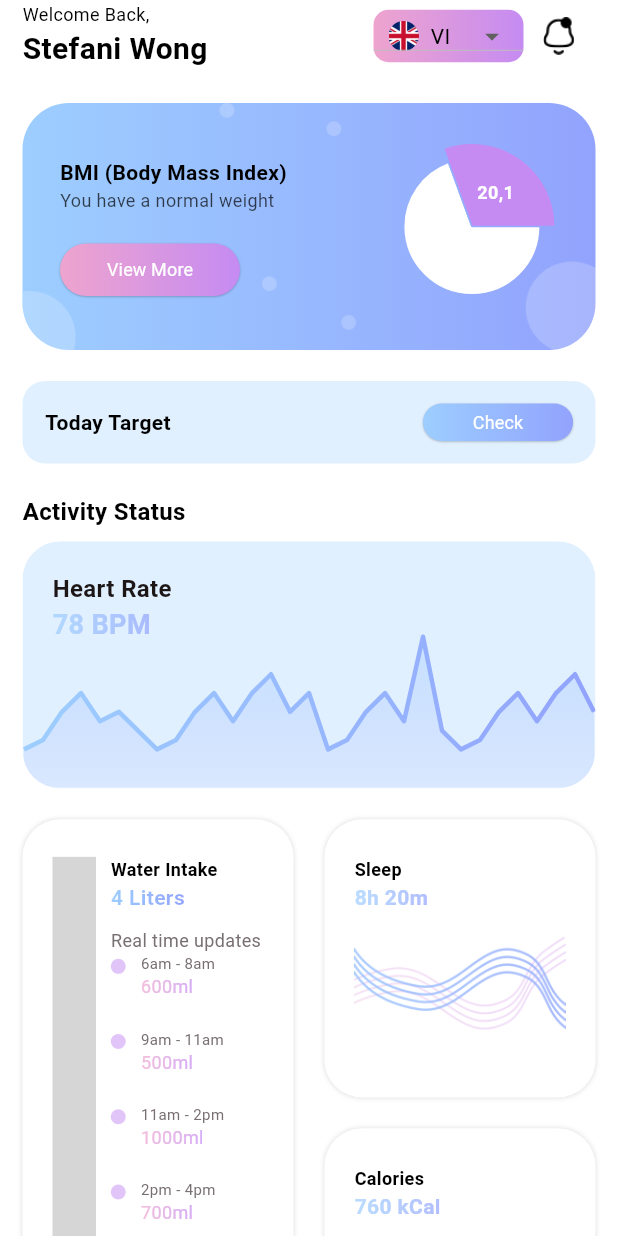
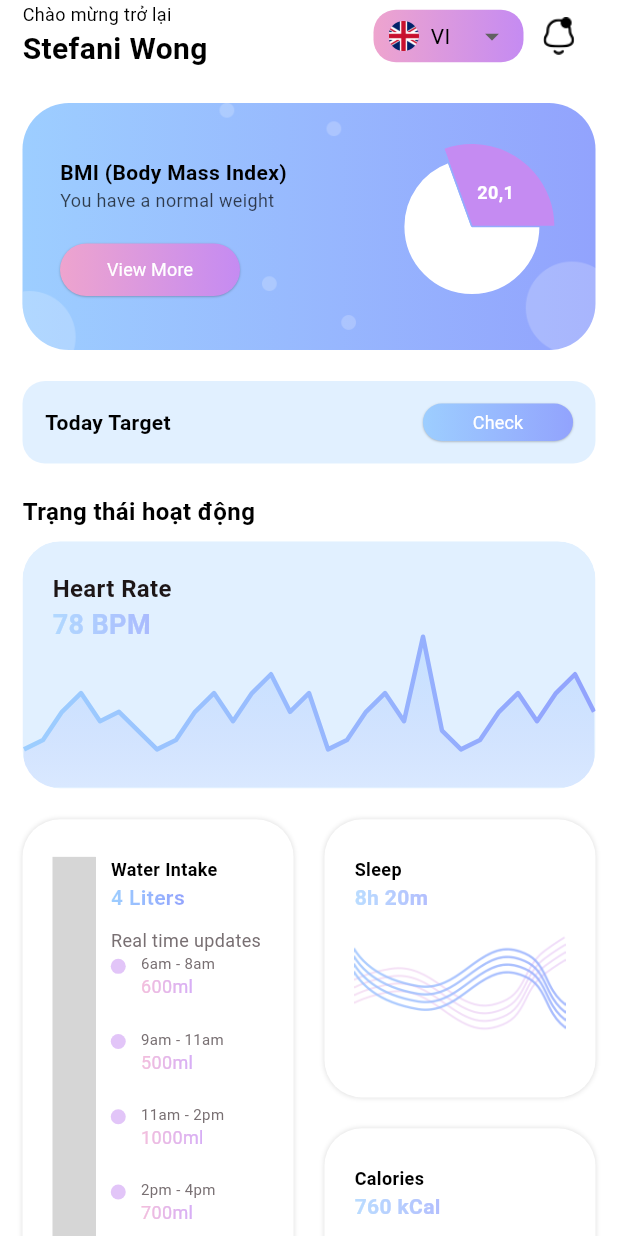
Before and after one commit to Vuonggba1403/smart_fitness_assistant, a Flutter app: the HomeView screen opened directly, on a phone screen of 412 x 824 dp. Run offline on Flutter 3.47's test engine with Material 3 defaults, Android fonts, the phone set to English and light mode, and no system bars; drawn by our look-alikes of dropdown_button2, fl_chart; our stand-ins replace animated_toggle_switch, bloc, carousel_slider, delightful_toast, flutter_bloc, get and 3 more; missing offline and left inert: dotted_dashed_line, simple_animation_progress_bar; accounts and stored records are empty; grey boxes are pictures that could not be loaded.

Commit message:
done localekey in onBoarding

```diff
--- a/lib/core/widgets/custom_drop_but.dart
+++ b/lib/core/widgets/custom_drop_but.dart
@@ -17,12 +17,13 @@ class CustomDropButtonUnder extends StatelessWidget {
   final String hint;
   final String? selectedValue;
   final ValueChanged<String?>? onChanged;
-
   @override
   Widget build(BuildContext context) {
     final theme = Theme.of(context);
 
-    return DropdownButton2<String>(
+    return DropdownButtonHideUnderline(
+      // THÊM DÒNG NÀY
+      child: DropdownButton2<String>(
         value: selectedValue,
         isExpanded: true,
         iconStyleData: const IconStyleData(
@@ -42,14 +43,14 @@ class CustomDropButtonUnder extends StatelessWidget {
           height: 35,
           width: 100,
           decoration: BoxDecoration(
-          borderRadius: BorderRadius.circular(10),
+            borderRadius: BorderRadius.circular(15),
             gradient: LinearGradient(colors: TColor.secondaryG),
           ),
           padding: const EdgeInsets.symmetric(horizontal: 10),
         ),
-      menuItemStyleData: MenuItemStyleData(
+        menuItemStyleData: const MenuItemStyleData(
           height: 35,
-        padding: const EdgeInsets.symmetric(horizontal: 10),
+          padding: EdgeInsets.symmetric(horizontal: 10),
         ),
         hint: Row(
           children: [
@@ -88,6 +89,7 @@ class CustomDropButtonUnder extends StatelessWidget {
           );
         }),
         onChanged: onChanged,
+      ),
     );
   }
 }
--- a/lib/locale/lang_en.dart
+++ b/lib/locale/lang_en.dart
@@ -1,9 +1,31 @@
+import 'package:flutter/cupertino.dart';
+
 import 'locale_key.dart';
 
 Map<String, String> enUs = {
   LocaleKey.language: 'EN',
   LocaleKey.appName: 'Smart Fitness',
+
+  //Select view
   LocaleKey.workoutTracker: 'Workout Tracker',
   LocaleKey.mealPlanner: 'Meal Planner',
   LocaleKey.sleepTracker: 'Sleep Tracker',
+
+  //Onboarding view
+  LocaleKey.textOnboarding: 'Everybody Can Train',
+  LocaleKey.titleOnBoarding1: 'Track Your Goal',
+  LocaleKey.titleOnBoarding2: 'Get Burn',
+  LocaleKey.titleOnBoarding3: 'Eat Well',
+  LocaleKey.titleOnBoarding4: 'Improve Sleep\nQuality',
+  LocaleKey.subtitleOnBoarding:
+      "Don't worry if you have trouble determining your goals, We can help you determine your goals and track your goals",
+  LocaleKey.subtitleOnBoarding2:
+      "Let’s keep burning, to achieve your goals. It hurts only temporarily — if you give up now, you will be in pain forever.",
+  LocaleKey.subtitleOnBoarding3:
+      "Let's start a healthy lifestyle with us. We can determine your diet every day — healthy eating is fun!",
+  LocaleKey.subtitleOnBoarding4:
+      "Improve your sleep quality with us. Good quality sleep brings a good mood in the morning.",
+  //Home View
+  LocaleKey.welCome: 'Welcome Back',
+  LocaleKey.activityStatus: 'Activity Status',
 };
--- a/lib/locale/lang_vi.dart
+++ b/lib/locale/lang_vi.dart
@@ -3,7 +3,28 @@ import 'locale_key.dart';
 Map<String, String> viVN = {
   LocaleKey.language: 'VI',
   LocaleKey.appName: 'Smart Fitness',
+
+  //Select view
   LocaleKey.workoutTracker: 'Theo dõi Tập Luyện',
   LocaleKey.mealPlanner: 'Kế Hoạch Ăn Uống',
   LocaleKey.sleepTracker: 'Theo dõi Giấc Ngủ',
+
+  //Onboarding view
+  LocaleKey.textOnboarding: 'Ai cũng có thể tập luyện',
+  LocaleKey.titleOnBoarding1: 'Theo dõi mục tiêu của bạn',
+  LocaleKey.titleOnBoarding2: 'Đốt cháy năng lượng',
+  LocaleKey.titleOnBoarding3: 'Ăn uống lành mạnh',
+  LocaleKey.titleOnBoarding4: 'Cải thiện\nchất lượng giấc ngủ',
+  LocaleKey.subtitleOnBoarding:
+      'Đừng lo nếu bạn gặp khó khăn trong việc xác định mục tiêu. Chúng tôi sẽ giúp bạn đặt ra và theo dõi mục tiêu của mình.',
+  LocaleKey.subtitleOnBoarding2:
+      'Hãy tiếp tục tập luyện để đạt được mục tiêu. Cơn đau chỉ là tạm thời — nếu bạn bỏ cuộc, nỗi đau sẽ kéo dài mãi mãi.',
+  LocaleKey.subtitleOnBoarding3:
+      'Hãy bắt đầu lối sống lành mạnh cùng chúng tôi. Chúng tôi sẽ giúp bạn lên thực đơn mỗi ngày — ăn uống lành mạnh cũng rất thú vị!',
+  LocaleKey.subtitleOnBoarding4:
+      'Cải thiện chất lượng giấc ngủ cùng chúng tôi. Một giấc ngủ ngon sẽ mang lại tâm trạng tuyệt vời vào buổi sáng.',
+
+  //Home View
+  LocaleKey.welCome: 'Chào mừng trở lại',
+  LocaleKey.activityStatus: 'Trạng thái hoạt động',
 };
--- a/lib/locale/locale_key.dart
+++ b/lib/locale/locale_key.dart
@@ -1,8 +1,25 @@
 class LocaleKey {
+  static const String language = 'language';
+  static const String appName = 'appName';
+
+  //Select view
   static const String workoutTracker = 'workout_tracker';
   static const String mealPlanner = 'meal_planner';
   static const String sleepTracker = 'sleep_tracker';
   static const String changeLanguage = 'change_language';
-  static const String language = 'language';
-  static const String appName = 'appName';
+
+  //Onboarding view
+  static const String textOnboarding = 'text_onboarding';
+  static const String titleOnBoarding1 = 'title_onboarding_1';
+  static const String titleOnBoarding2 = 'title_onboarding_2';
+  static const String titleOnBoarding3 = 'title_onboarding_3';
+  static const String titleOnBoarding4 = 'title_onboarding_4';
+  static const String subtitleOnBoarding = 'subtitle_onboarding';
+  static const String subtitleOnBoarding2 = 'subtitle_onboarding_2';
+  static const String subtitleOnBoarding3 = 'subtitle_onboarding_3';
+  static const String subtitleOnBoarding4 = 'subtitle_onboarding_4';
+
+  //Home view
+  static const String welCome = "welcome_back";
+  static const String activityStatus = "activity_status";
 }
--- a/lib/main.dart
+++ b/lib/main.dart
@@ -42,7 +42,7 @@ class MyApp extends StatelessWidget {
           theme: AppTheme.lightTheme,
           darkTheme: AppTheme.darkTheme,
           themeMode: themeState.isDarkMode ? ThemeMode.dark : ThemeMode.light,
-          home: const MainTabView(),
+          home: const StartedView(),
         );
       },
     );
--- a/lib/views/home/ui/home_view.dart
+++ b/lib/views/home/ui/home_view.dart
@@ -6,6 +6,7 @@ import 'package:smart_fitness_assistant/core/widgets/custom_circle_proIndicator.
 import 'package:smart_fitness_assistant/core/functions/naviga_to.dart';
 import 'package:smart_fitness_assistant/core/widgets/custom_container_check.dart';
 import 'package:smart_fitness_assistant/core/widgets/custom_drop_but.dart';
+import 'package:smart_fitness_assistant/locale/locale_key.dart';
 import 'package:smart_fitness_assistant/views/home/ui/widgets/activity_tracker_view.dart';
 import 'package:smart_fitness_assistant/views/home/ui/widgets/bmi_card.dart';
 import 'package:smart_fitness_assistant/views/home/ui/widgets/health_summary_section.dart';
@@ -25,7 +26,7 @@ class HomeView extends StatefulWidget {
 }
 
 class _HomeViewState extends State<HomeView> {
-  List<FlSpot> get allSpots => const [
+  static const List<FlSpot> allSpots = [
     FlSpot(0, 20),
     FlSpot(1, 25),
     FlSpot(2, 40),
@@ -65,49 +66,76 @@ class _HomeViewState extends State<HomeView> {
       create: (context) => HomeCubit(),
       child: BlocBuilder<HomeCubit, HomeState>(
         builder: (context, state) {
-          if (state is! HomeLoaded) {
-            return const Scaffold(
-              body: Center(child: CustomCircleProgIndicator()),
-            );
-          }
-          return _buildHomeScaffold(context, state);
+          return _buildHomeView(context, state);
         },
       ),
     );
   }
 
-  Widget _buildHomeScaffold(BuildContext context, HomeLoaded state) {
-    var media = MediaQuery.of(context).size;
+  Widget _buildHomeView(BuildContext context, HomeState state) {
     final theme = Theme.of(context);
-    final textColor = theme.textTheme.bodyMedium?.color;
-    final hintText = state.currentLanguage == 'vi' ? 'VI' : 'EN';
+    final media = MediaQuery.of(context).size;
 
     return Scaffold(
       backgroundColor: theme.scaffoldBackgroundColor,
-      body: SingleChildScrollView(
-        child: SafeArea(
-          child: Padding(
+      body: SafeArea(
+        child: state is! HomeLoaded
+            ? const Center(child: CustomCircleProgIndicator())
+            : SingleChildScrollView(
                 padding: const EdgeInsets.symmetric(horizontal: 15),
                 child: Column(
                   crossAxisAlignment: CrossAxisAlignment.start,
                   children: [
-                Row(
+                    _buildHeader(context, state),
+                    SizedBox(height: media.width * 0.05),
+                    const BMICard(),
+                    SizedBox(height: media.width * 0.05),
+                    _buildTodayTarget(context),
+                    SizedBox(height: media.width * 0.05),
+                    _buildActivityStatus(context, state, media),
+                    SizedBox(height: media.width * 0.05),
+                    HealthSummarySection(
+                      waterArr: state.waterArr,
+                      mediaWidth: media.width,
+                    ),
+                    SizedBox(height: media.width * 0.1),
+                    WorkoutProgressView(
+                      lineBarsData: _getLineBarsData(),
+                      showingTooltipOnSpots: state.showingTooltipOnSpots,
+                      rightTitles: _getRightTitles(),
+                      bottomTitles: _getBottomTitles(),
+                    ),
+                    SizedBox(height: media.width * 0.05),
+                    LatestWorkoutView(
+                      lastWorkoutArr: state.lastWorkoutArr,
+                      onSeeMorePressed: () {},
+                    ),
+                    SizedBox(height: media.width * 0.1),
+                  ],
+                ),
+              ),
+      ),
+    );
+  }
+
+  // HEADER
+  Widget _buildHeader(BuildContext context, HomeLoaded state) {
+    final textColor = Theme.of(context).textTheme.bodyMedium?.color;
+    final hintText = state.currentLanguage == 'vi' ? 'VI' : 'EN';
+
+    return Row(
       mainAxisAlignment: MainAxisAlignment.spaceBetween,
       children: [
         Column(
           crossAxisAlignment: CrossAxisAlignment.start,
           children: [
             Text(
-                          "Welcome Back,",
+              LocaleKey.welCome.tr,
               style: TextStyle(color: textColor, fontSize: 12),
             ),
-                        Text(
+            const Text(
               "Stefani Wong",
-                          style: TextStyle(
-                            color: textColor,
-                            fontSize: 20,
-                            fontWeight: FontWeight.w700,
-                          ),
+              style: TextStyle(fontSize: 20, fontWeight: FontWeight.w700),
             ),
           ],
         ),
@@ -134,39 +162,42 @@ class _HomeViewState extends State<HomeView> {
                 }
               },
             ),
-
             IconButton(
-                          onPressed: () {
-                            navigateTo(context, NotificationView());
-                          },
+              onPressed: () => navigateTo(context, const NotificationView()),
               icon: Image.asset(
                 "assets/img/notification_active.png",
                 width: 25,
                 height: 25,
-                            color: textColor,
+                color: Theme.of(context).textTheme.bodyMedium?.color,
                 fit: BoxFit.fitHeight,
               ),
             ),
           ],
         ),
       ],
-                ),
-                SizedBox(height: media.width * 0.05),
-                //BMI
-                BMICard(),
-                SizedBox(height: media.width * 0.05),
-                //Custom container
-                CustomContainerCheck(
+    );
+  }
+
+  Widget _buildTodayTarget(BuildContext context) {
+    return CustomContainerCheck(
       name: "Today Target",
       title: "Check",
-                  onPressed: () {
-                    // Handle check button press
-                    navigateTo(context, ActivityTrackerView());
-                  },
-                ),
-                SizedBox(height: media.width * 0.05),
+      onPressed: () => navigateTo(context, const ActivityTrackerView()),
+    );
+  }
+
+  Widget _buildActivityStatus(
+    BuildContext context,
+    HomeLoaded state,
+    Size media,
+  ) {
+    final textColor = Theme.of(context).textTheme.bodyMedium?.color;
+
+    return Column(
+      crossAxisAlignment: CrossAxisAlignment.start,
+      children: [
         Text(
-                  "Activity Status",
+          LocaleKey.activityStatus.tr,
           style: TextStyle(
             color: textColor,
             fontSize: 16,
@@ -178,40 +209,17 @@ class _HomeViewState extends State<HomeView> {
           allSpots: allSpots,
           showingTooltipOnSpots: state.showingTooltipOnSpots,
         ),
-                SizedBox(height: media.width * 0.05),
-                HealthSummarySection(
-                  waterArr: state.waterArr,
-                  mediaWidth: media.width,
-                ),
-                SizedBox(height: media.width * 0.1),
-                WorkoutProgressView(
-                  lineBarsData: lineBarsData1,
-                  showingTooltipOnSpots: state.showingTooltipOnSpots,
-                  rightTitles: rightTitles,
-                  bottomTitles: bottomTitles,
-                ),
-                SizedBox(height: media.width * 0.05),
-                LatestWorkoutView(
-                  lastWorkoutArr: state.lastWorkoutArr,
-                  onSeeMorePressed: () {
-                    // Handle see more
-                  },
-                ),
-                SizedBox(height: media.width * 0.1),
       ],
-            ),
-          ),
-        ),
-      ),
     );
   }
 
-  List<LineChartBarData> get lineBarsData1 => [
-    lineChartBarData1_1,
-    lineChartBarData1_2,
+  // === Chart Data ===
+  List<LineChartBarData> _getLineBarsData() => [
+    _lineChartBarData1,
+    _lineChartBarData2,
   ];
 
-  LineChartBarData get lineChartBarData1_1 => LineChartBarData(
+  LineChartBarData get _lineChartBarData1 => LineChartBarData(
     isCurved: true,
     gradient: LinearGradient(
       colors: [
@@ -234,7 +242,7 @@ class _HomeViewState extends State<HomeView> {
     ],
   );
 
-  LineChartBarData get lineChartBarData1_2 => LineChartBarData(
+  LineChartBarData get _lineChartBarData2 => LineChartBarData(
     isCurved: true,
     gradient: LinearGradient(
       colors: [
@@ -257,37 +265,23 @@ class _HomeViewState extends State<HomeView> {
     ],
   );
 
-  SideTitles get rightTitles => SideTitles(
-    getTitlesWidget: rightTitleWidgets,
+  SideTitles _getRightTitles() => SideTitles(
+    getTitlesWidget: _rightTitleWidgets,
     showTitles: true,
     interval: 20,
     reservedSize: 40,
   );
 
-  Widget rightTitleWidgets(double value, TitleMeta meta) {
-    String text;
-    switch (value.toInt()) {
-      case 0:
-        text = '0%';
-        break;
-      case 20:
-        text = '20%';
-        break;
-      case 40:
-        text = '40%';
-        break;
-      case 60:
-        text = '60%';
-        break;
-      case 80:
-        text = '80%';
-        break;
-      case 100:
-        text = '100%';
-        break;
-      default:
-        return Container();
-    }
+  Widget _rightTitleWidgets(double value, TitleMeta meta) {
+    const textMap = {
+      0: '0%',
+      20: '20%',
+      40: '40%',
+      60: '60%',
+      80: '80%',
+      100: '100%',
+    };
+    final text = textMap[value.toInt()] ?? '';
 
     return Text(
       text,
@@ -296,46 +290,23 @@ class _HomeViewState extends State<HomeView> {
     );
   }
 
-  SideTitles get bottomTitles => SideTitles(
+  SideTitles _getBottomTitles() => SideTitles(
     showTitles: true,
     reservedSize: 32,
     interval: 1,
-    getTitlesWidget: bottomTitleWidgets,
+    getTitlesWidget: _bottomTitleWidgets,
   );
 
-  Widget bottomTitleWidgets(double value, TitleMeta meta) {
-    var style = TextStyle(color: TColor.gray, fontSize: 12);
-    Widget text;
-    switch (value.toInt()) {
-      case 1:
-        text = Text('Sun', style: style);
-        break;
-      case 2:
-        text = Text('Mon', style: style);
-        break;
-      case 3:
-        text = Text('Tue', style: style);
-        break;
-      case 4:
-        text = Text('Wed', style: style);
-        break;
-      case 5:
-        text = Text('Thu', style: style);
-        break;
-      case 6:
-        text = Text('Fri', style: style);
-        break;
-      case 7:
-        text = Text('Sat', style: style);
-        break;
-      default:
-        text = const Text('');
-        break;
-    }
+  Widget _bottomTitleWidgets(double value, TitleMeta meta) {
+    const days = ['', 'Sun', 'Mon', 'Tue', 'Wed', 'Thu', 'Fri', 'Sat'];
+    final text = value.toInt() < days.length ? days[value.toInt()] : '';
 
     return SideTitleWidget(
       meta: meta,
-      child: Padding(padding: const EdgeInsets.only(top: 8.0), child: text),
+      child: Padding(
+        padding: const EdgeInsets.only(top: 8.0),
+        child: Text(text, style: TextStyle(color: TColor.gray, fontSize: 12)),
+      ),
     );
   }
 }
--- a/lib/views/home/ui/widgets/activity_tracker_view.dart
+++ b/lib/views/home/ui/widgets/activity_tracker_view.dart
@@ -136,20 +136,13 @@ class _ActivityTrackerViewState extends State<ActivityTrackerView> {
                       fontWeight: FontWeight.w700,
                     ),
                   ),
-                  Container(
-                    height: 30,
-                    padding: const EdgeInsets.symmetric(horizontal: 8),
-                    decoration: BoxDecoration(
-                      gradient: LinearGradient(colors: TColor.primaryG),
-                      borderRadius: BorderRadius.circular(15),
-                    ),
-                    child: CustomDropButtonUnder(
-                      items: ["Weekly", "Monthly"],
-                      hint: "Weekly",
-                      onChanged: (value) {
-                        print("Selected: $value");
-                      },
-                    ),
+
+                  CustomDropButtonUnder(
+                    items: ["Weekly", "Monthly"],
+                    hint: "Weekly",
+                    onChanged: (value) {
+                      print("Selected: $value");
+                    },
                   ),
                 ],
               ),
--- a/lib/views/home/ui/widgets/workout_progress_view.dart
+++ b/lib/views/home/ui/widgets/workout_progress_view.dart
@@ -37,20 +37,12 @@ class WorkoutProgressView extends StatelessWidget {
                 fontWeight: FontWeight.w700,
               ),
             ),
-            Container(
-              height: 30,
-              padding: const EdgeInsets.symmetric(horizontal: 8),
-              decoration: BoxDecoration(
-                gradient: LinearGradient(colors: TColor.primaryG),
-                borderRadius: BorderRadius.circular(15),
-              ),
-              child: CustomDropButtonUnder(
-                items: const ["Weekly", "Monthly"],
-                hint: "Weekly",
-                onChanged: (value) {
-                  print("Selected: $value");
-                },
-              ),
+            CustomDropButtonUnder(
+              items: const ["Weekly", "Monthly"],
+              hint: "Weekly",
+              onChanged: (value) {
+                print("Selected: $value");
+              },
             ),
           ],
         ),
--- a/lib/views/onboarding/ui/on_boarding_view.dart
+++ b/lib/views/onboarding/ui/on_boarding_view.dart
@@ -2,9 +2,11 @@ import 'package:flutter/material.dart';
 import 'package:flutter_bloc/flutter_bloc.dart';
 import 'package:smart_fitness_assistant/core/functions/colo_extension.dart';
 import 'package:smart_fitness_assistant/core/functions/naviga_to.dart';
+import 'package:smart_fitness_assistant/locale/locale_key.dart';
 import 'package:smart_fitness_assistant/views/auth/login/ui/login_view.dart';
 import 'package:smart_fitness_assistant/views/onboarding/logic/cubit/onboarding_cubit.dart';
 import 'package:smart_fitness_assistant/views/onboarding/ui/widgets/on_boarding_page.dart';
+import 'package:get/get.dart';
 
 class OnBoardingView extends StatelessWidget {
   const OnBoardingView({super.key});
@@ -13,27 +15,23 @@ class OnBoardingView extends StatelessWidget {
   Widget build(BuildContext context) {
     final pageArr = [
       {
-        "title": "Track Your Goal",
-        "subtitle":
-            "Don't worry if you have trouble determining your goals, We can help you determine your goals and track your goals",
+        "title": LocaleKey.titleOnBoarding1.tr,
+        "subtitle": LocaleKey.subtitleOnBoarding.tr,
         "image": "assets/img/on_1.png",
       },
       {
-        "title": "Get Burn",
-        "subtitle":
-            "Let’s keep burning, to achieve your goals. It hurts only temporarily — if you give up now, you will be in pain forever.",
+        "title": LocaleKey.titleOnBoarding2.tr,
+        "subtitle": LocaleKey.subtitleOnBoarding2.tr,
         "image": "assets/img/on_2.png",
       },
       {
-        "title": "Eat Well",
-        "subtitle":
-            "Let's start a healthy lifestyle with us. We can determine your diet every day — healthy eating is fun!",
+        "title": LocaleKey.titleOnBoarding3.tr,
+        "subtitle": LocaleKey.subtitleOnBoarding3.tr,
         "image": "assets/img/on_3.png",
       },
       {
-        "title": "Improve Sleep\nQuality",
-        "subtitle":
-            "Improve your sleep quality with us. Good quality sleep brings a good mood in the morning.",
+        "title": LocaleKey.titleOnBoarding4.tr,
+        "subtitle": LocaleKey.subtitleOnBoarding4.tr,
         "image": "assets/img/on_4.png",
       },
     ];
--- a/lib/views/onboarding/ui/started_view.dart
+++ b/lib/views/onboarding/ui/started_view.dart
@@ -1,7 +1,9 @@
 import 'package:flutter/material.dart';
 import 'package:smart_fitness_assistant/core/functions/colo_extension.dart';
 import 'package:smart_fitness_assistant/core/functions/naviga_to.dart';
+import 'package:smart_fitness_assistant/locale/locale_key.dart';
 import 'on_boarding_view.dart';
+import 'package:get/get.dart';
 
 class StartedView extends StatefulWidget {
   const StartedView({super.key});
@@ -34,9 +36,10 @@ class _StartedViewState extends State<StartedView>
   @override
   Widget build(BuildContext context) {
     var media = MediaQuery.of(context).size;
+    final theme = Theme.of(context);
 
     return Scaffold(
-      backgroundColor: TColor.white,
+      backgroundColor: theme.scaffoldBackgroundColor,
       body: AnimatedContainer(
         duration: const Duration(seconds: 2), // ⏳ thời gian đổi màu
         width: media.width,
@@ -62,7 +65,7 @@ class _StartedViewState extends State<StartedView>
               ),
             ),
             Text(
-              "Everybody Can Train",
+              LocaleKey.textOnboarding.tr,
               style: TextStyle(
                 color: isChangeColor ? Colors.white70 : TColor.gray,
                 fontSize: 18,
```
Lines whose indentation alone changed are shown as unchanged.
